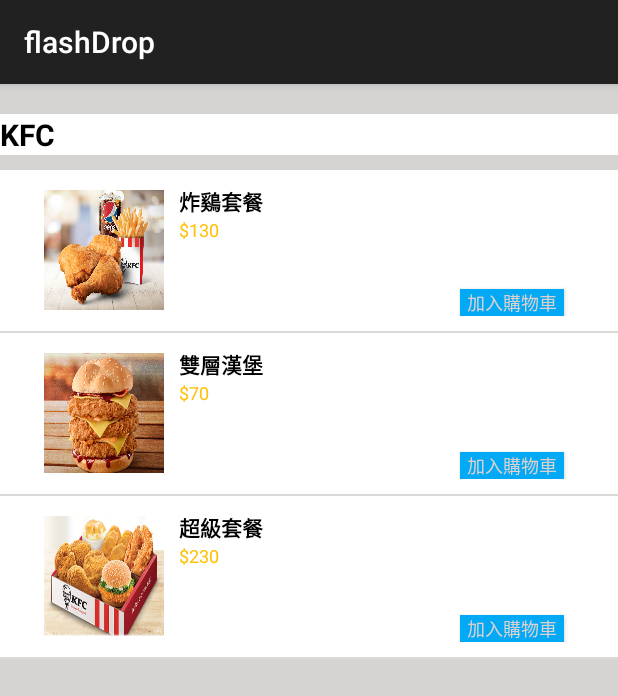
After one commit to g-chameleon/AndroidFoodTakeout, an Android app: the ClickeditemActivity screen opened directly, with no data from a screen before it, on a phone screen of 412 x 824 dp. The commit adds this screen. Shown: the top 696 px of the screen. Run offline under Robolectric (Android 15) with nearby library versions, the phone set to English and light mode, and no system bars.

Commit message:
搜索頁面店家菜單界面完成

```diff
--- a/flashDrop/app/src/main/AndroidManifest.xml
+++ b/flashDrop/app/src/main/AndroidManifest.xml
@@ -9,6 +9,9 @@
         android:roundIcon="@mipmap/ic_launcher_round"
         android:supportsRtl="true"
         android:theme="@style/Theme.AppCompat">
+        <activity
+            android:name=".ClickeditemActivity"
+            android:exported="false" />
         <activity
             android:name=".MainActivity"
             android:exported="false" />
--- /dev/null
+++ b/flashDrop/app/src/main/java/fcu/flashDrop/ClickeditemActivity.java
@@ -0,0 +1,145 @@
+package fcu.flashDrop;
+
+import androidx.appcompat.app.AppCompatActivity;
+
+import android.content.Context;
+import android.content.Intent;
+import android.os.Bundle;
+import android.util.Log;
+import android.view.LayoutInflater;
+import android.view.View;
+import android.view.ViewGroup;
+import android.widget.BaseAdapter;
+import android.widget.ImageView;
+import android.widget.ListView;
+import android.widget.TextView;
+import androidx.appcompat.app.AppCompatActivity;
+import java.util.ArrayList;
+import java.util.List;
+
+public class ClickeditemActivity extends AppCompatActivity {
+
+    private final int[] food_image = {
+            R.drawable.kfc1, R.drawable.kfc2, R.drawable.kfc3,
+            R.drawable.m1, R.drawable.m2, R.drawable.m3,
+            R.drawable.p1, R.drawable.p2, R.drawable.p3,
+            R.drawable.s1, R.drawable.s2, R.drawable.s3
+    };
+    private final String[] food_name = {"炸鷄套餐", "雙層漢堡", "超級套餐", "巨無霸", "小食套餐", "可樂", "香腸披薩",
+            "海鮮披薩", "海陸雙排", "拿鐵", "美式", "帕尼尼"};
+    private final String[] food_price = {"$130", "$70", "$230", "$100", "$160", "$40", "$170",
+            "$200", "$230", "$130", "$120", "$70"};
+
+    private final List<Items_foodModal> items_foodModalList = new ArrayList<>();
+
+    ListView listView;
+    FoodAdapter foodAdapter;
+    private TextView textView;
+    @Override
+    protected void onCreate(Bundle savedInstanceState) {
+        super.onCreate(savedInstanceState);
+        setContentView(R.layout.activity_clickeditem);
+        //使用findViewById 得到TextView对象
+
+        Intent intent= this.getIntent();
+        int albumNo = intent.getIntExtra(SearchActivity.ALBUM_NO,0);
+
+        if(albumNo==0){
+            textView = (TextView)findViewById(R.id.text_name);
+            //使用setText()方法修改文本
+            textView.setText(R.string.text1);
+
+            for(int i=0; i<=2;i++){
+                Items_foodModal items_foodModal = new Items_foodModal(food_image[i],food_name[i],food_price[i]);
+                items_foodModalList.add(items_foodModal);
+            }
+        }
+        if(albumNo==1){
+            textView = (TextView)findViewById(R.id.text_name);
+            //使用setText()方法修改文本
+            textView.setText(R.string.text2);
+
+            for(int j=3; j<=5;j++){
+                Items_foodModal items_foodModal = new Items_foodModal(food_image[j],food_name[j],food_price[j]);
+                items_foodModalList.add(items_foodModal);
+            }
+        }
+        if(albumNo==2){
+            textView = (TextView)findViewById(R.id.text_name);
+            //使用setText()方法修改文本
+            textView.setText(R.string.text3);
+
+            for(int j=6; j<=8;j++){
+                Items_foodModal items_foodModal = new Items_foodModal(food_image[j],food_name[j],food_price[j]);
+                items_foodModalList.add(items_foodModal);
+            }
+        }
+        if(albumNo==3){
+            textView = (TextView)findViewById(R.id.text_name);
+            //使用setText()方法修改文本
+            textView.setText(R.string.text4);
+
+            for(int j=9; j<=11;j++){
+                Items_foodModal items_foodModal = new Items_foodModal(food_image[j],food_name[j],food_price[j]);
+                items_foodModalList.add(items_foodModal);
+            }
+        }
+
+        listView = findViewById(R.id.listView);
+        foodAdapter = new FoodAdapter(items_foodModalList,this);
+
+        listView.setAdapter(foodAdapter);
+    }
+
+
+    public class FoodAdapter extends BaseAdapter {
+
+        private final List<Items_foodModal> items_foodModalList;
+        private final Context context;
+
+        public FoodAdapter(List<Items_foodModal> items_foodModalList,Context context) {
+            this.items_foodModalList = items_foodModalList;
+            this.context = context;
+        }
+        @Override
+        public int getCount() {
+            return items_foodModalList.size();
+        }
+
+        @Override
+        public Object getItem(int i) {
+            return items_foodModalList.get(i);
+        }
+
+        @Override
+        public long getItemId(int i) {
+            return i;
+        }
+
+        @Override
+        public View getView(int i, View view, ViewGroup viewGroup) {
+            View view1 = view;
+
+            final Items_foodModal items_foodModal = items_foodModalList.get(i);
+
+            if(view1 == null){
+                view1 = LayoutInflater.from(context).inflate(R.layout.menu_items,viewGroup,false);
+            }
+
+            ImageView imageName = view1.findViewById(R.id.iv_food_pic);
+            TextView tvName = view1.findViewById(R.id.tv_food_name);
+            TextView tvPrice = view1.findViewById(R.id.tv_price);
+
+
+            String name = items_foodModal.getFood_name();
+            String price = items_foodModal.getFood_price();
+            int image = items_foodModal.getFood_image();
+
+            imageName.setImageResource(image);
+            tvName.setText(name);
+            tvPrice.setText(price);
+
+            return view1;
+        }
+    }
+}
--- /dev/null
+++ b/flashDrop/app/src/main/java/fcu/flashDrop/Items_foodModal.java
@@ -0,0 +1,34 @@
+package fcu.flashDrop;
+
+import java.io.Serializable;
+
+class Items_foodModal implements Serializable {
+
+
+    private int food_image;
+    private String food_name;
+    private String food_price;
+
+    public Items_foodModal(int food_image, String food_name, String food_price) {
+        this.food_image = food_image;
+        this.food_name = food_name;
+        this.food_price = food_price;
+    }
+
+    public int getFood_image() {
+        return food_image;
+    }
+    public void setFood_image(int food_image) {
+        this.food_image = food_image;
+    }
+
+    public String getFood_name() {
+        return food_name;
+    }
+    public void setFood_name(String food_name) {
+        this.food_name = food_name;
+    }
+
+    public String getFood_price() { return food_price;}
+    public void setFood_price(String food_price){this.food_price = food_price;}
+}
--- a/flashDrop/app/src/main/java/fcu/flashDrop/SearchActivity.java
+++ b/flashDrop/app/src/main/java/fcu/flashDrop/SearchActivity.java
@@ -6,6 +6,7 @@ import androidx.appcompat.app.AppCompatActivity;
 import androidx.appcompat.widget.SearchView;
 
 import android.content.Context;
+import android.content.Intent;
 import android.os.Bundle;
 import android.util.Log;
 import android.view.LayoutInflater;
@@ -13,6 +14,7 @@ import android.view.Menu;
 import android.view.MenuItem;
 import android.view.View;
 import android.view.ViewGroup;
+import android.widget.AdapterView;
 import android.widget.BaseAdapter;
 import android.widget.Filter;
 import android.widget.Filterable;
@@ -24,6 +26,8 @@ import java.util.ArrayList;
 import java.util.List;
 
 public class SearchActivity extends AppCompatActivity {
+
+    public static final String ALBUM_NO = "album_no";
 
     private int images[]={R.drawable.kfc, R.drawable.mc,R.drawable.pizzah, R.drawable.xinbake};
     private String names[]={"Kfc","McDonald's","pizza hut", "Starbucks"};
@@ -53,6 +57,18 @@ public class SearchActivity extends AppCompatActivity {
         customAdapter = new CustomAdapter(itemsModalList, this);
 
         gridView.setAdapter(customAdapter);
+
+        gridView.setOnItemClickListener(new AdapterView.OnItemClickListener() {
+            @Override
+            public void onItemClick(AdapterView<?> parent, View view, int position, long id) {
+//開啓
+                Intent intent = new Intent();
+                intent.setClass(SearchActivity.this, ClickeditemActivity.class);
+                intent.putExtra(ALBUM_NO, position);
+                startActivity(intent);
+
+            }
+        });
     }
 
     @Override
@@ -64,7 +80,7 @@ public class SearchActivity extends AppCompatActivity {
         }
         return super.onOptionsItemSelected(item);
     }
-
+//sousuo
     @Override
     public boolean onCreateOptionsMenu(Menu menu){
         getMenuInflater().inflate(R.menu.menu,menu);
--- /dev/null
+++ b/flashDrop/app/src/main/res/layout/activity_clickeditem.xml
@@ -0,0 +1,28 @@
+<?xml version="1.0" encoding="utf-8"?>
+<LinearLayout xmlns:android="http://schemas.android.com/apk/res/android"
+    xmlns:app="http://schemas.android.com/apk/res-auto"
+    xmlns:tools="http://schemas.android.com/tools"
+    android:layout_width="match_parent"
+    android:layout_height="match_parent"
+    android:background="#D6D3D3"
+    android:orientation="vertical"
+    tools:context=".ClickeditemActivity">
+
+
+    <TextView
+        android:id="@+id/text_name"
+        android:layout_width="match_parent"
+        android:layout_height="wrap_content"
+        android:background="#FFFFFF"
+        android:textColor="#000000"
+        android:textSize="20sp"
+        android:textStyle="bold"
+        android:translationY="20dp" />
+
+    <ListView
+        android:id="@+id/listView"
+        android:layout_width="match_parent"
+        android:layout_height="match_parent"
+        android:translationY="30dp" />
+
+</LinearLayout>
--- a/flashDrop/app/src/main/res/layout/activity_user.xml
+++ b/flashDrop/app/src/main/res/layout/activity_user.xml
@@ -16,8 +16,8 @@
         android:orientation="vertical"
         android:translationX="-4dp"
         android:translationY="55dp"
-        tools:layout_editor_absoluteX="1dp"
-        tools:layout_editor_absoluteY="56dp">
+        tools:layout_editor_absoluteX="0dp"
+        tools:layout_editor_absoluteY="16dp">
 
         <TextView
             android:id="@+id/textView"
--- /dev/null
+++ b/flashDrop/app/src/main/res/layout/menu_items.xml
@@ -0,0 +1,59 @@
+<?xml version="1.0" encoding="utf-8"?>
+<RelativeLayout
+    xmlns:android="http://schemas.android.com/apk/res/android"
+    android:layout_width="match_parent"
+    android:layout_height="wrap_content"
+    android:layout_marginLeft="8dp"
+    android:layout_marginRight="8dp"
+    android:layout_marginTop="8dp"
+    android:background="#ffffff"
+    android:padding="10dp">
+
+    <ImageView
+        android:id="@+id/iv_food_pic"
+        android:layout_width="80dp"
+        android:layout_height="80dp"
+        android:layout_alignParentLeft="true"
+        android:layout_centerVertical="true"
+        android:layout_marginLeft="19dp"
+        android:scaleType="fitXY" />
+
+    <LinearLayout
+        android:layout_width="wrap_content"
+        android:layout_height="41dp"
+        android:layout_marginLeft="10dp"
+        android:layout_toRightOf="@id/iv_food_pic"
+        android:orientation="vertical">
+
+        <TextView
+            android:id="@+id/tv_food_name"
+            android:layout_width="match_parent"
+            android:layout_height="wrap_content"
+            android:textColor="@android:color/black"
+            android:textSize="14sp"
+            android:textStyle="bold" />
+
+        <TextView
+            android:id="@+id/tv_price"
+            android:layout_width="match_parent"
+            android:layout_height="wrap_content"
+            android:textColor="#FFC107"
+            android:textSize="12sp" />
+
+    </LinearLayout>
+
+    <Button
+        android:id="@+id/btn_add_car"
+        android:layout_width="69dp"
+        android:layout_height="18dp"
+        android:layout_alignParentTop="true"
+        android:layout_alignParentRight="true"
+        android:layout_marginTop="69dp"
+        android:layout_marginRight="26dp"
+        android:background="#03A9F4"
+        android:gravity="center"
+        android:text="@string/tv_car_button"
+        android:textColor="#DCD1D1"
+        android:textSize="12sp" />
+
+</RelativeLayout>
--- a/flashDrop/app/src/main/res/values/strings.xml
+++ b/flashDrop/app/src/main/res/values/strings.xml
@@ -12,4 +12,9 @@
         <item>臺東</item>
         <item>花蓮</item>
     </string-array>
+    <string name="text1"> KFC</string>
+    <string name="text2"> McDonald</string>
+    <string name="text3"> pizza hut</string>
+    <string name="text4"> Starbucks</string>
+    <string name="tv_car_button">加入購物車</string>
 </resources>
```
Also changed, not shown: flashDrop/app/src/main/res/drawable/kfc1.jpg (added), flashDrop/app/src/main/res/drawable/kfc2.jpg (added), flashDrop/app/src/main/res/drawable/kfc3.jpg (added), flashDrop/app/src/main/res/drawable/m1.jpg (added), flashDrop/app/src/main/res/drawable/m2.jpg (added), flashDrop/app/src/main/res/drawable/m3.jpg (added), flashDrop/app/src/main/res/drawable/p1.jpg (added), flashDrop/app/src/main/res/drawable/p3.jpg (added), flashDrop/app/src/main/res/drawable/s1.jpg (added), flashDrop/app/src/main/res/drawable/s2.jpg (added), flashDrop/app/src/main/res/drawable/s3.jpg (added), 1 other file.
